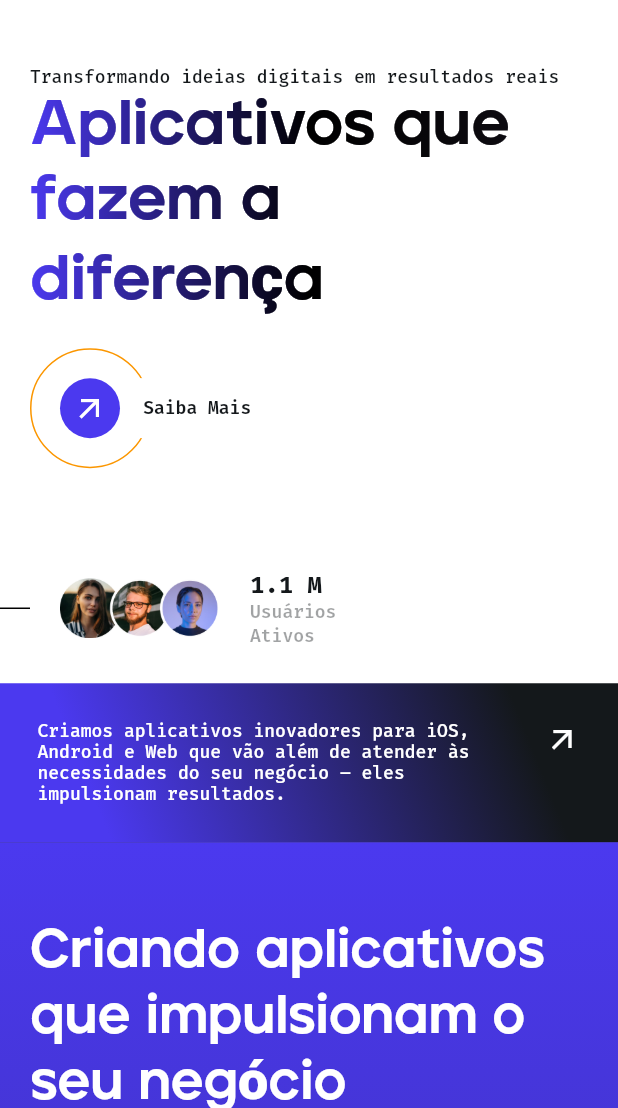
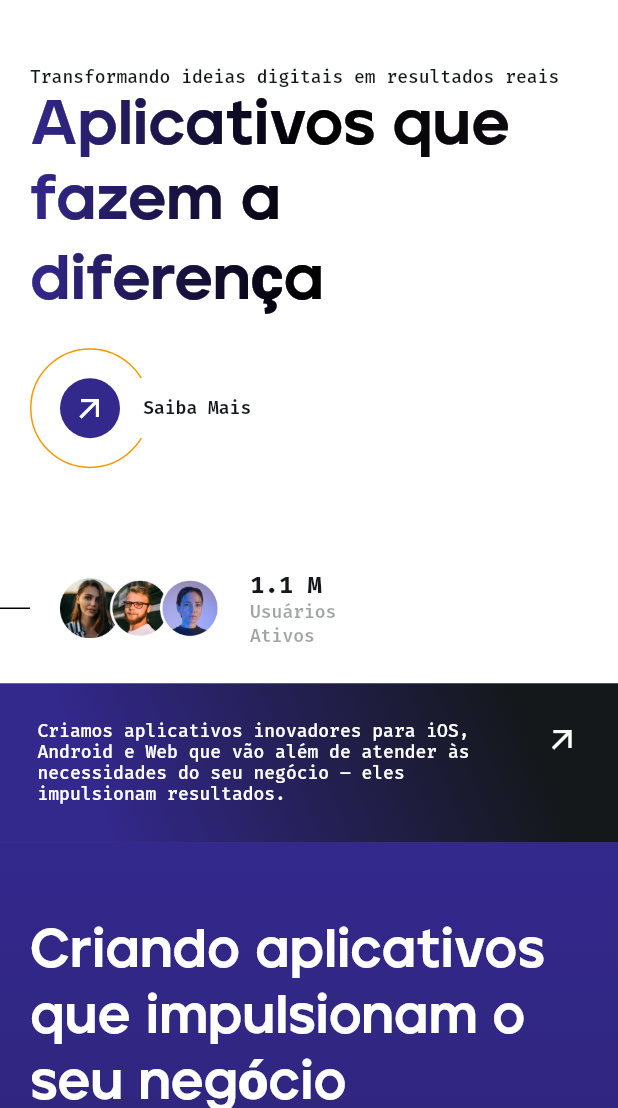
Before and after one commit to itetus/istudioblue, a Flutter app: the screen it shows after launch, on a phone screen of 412 x 824 dp, the part 128-1236 px from its top. Run offline on Flutter 3.47's test engine with Material 3 defaults, Android fonts, the phone set to English and light mode, and no system bars; drawn by our look-alikes of simple_gradient_text; our stand-ins replace auto_size_text, font_awesome_flutter, from_css_color, go_router, google_fonts, page_transition and 2 more; missing offline and left inert: json_path.

Commit message:
Updating to latest FlutterFlow output.

```diff
--- a/lib/flutter_flow/flutter_flow_theme.dart
+++ b/lib/flutter_flow/flutter_flow_theme.dart
@@ -125,8 +125,8 @@ class LightModeTheme extends FlutterFlowTheme {
   @Deprecated('Use tertiary instead')
   Color get tertiaryColor => tertiary;
 
-  late Color primary = const Color(0xFF4B39EF);
-  late Color secondary = const Color(0xFF39D2C0);
+  late Color primary = const Color(0xFF33288C);
+  late Color secondary = const Color(0xFF5846F7);
   late Color tertiary = const Color(0xFFEE8B60);
   late Color alternate = const Color(0xFFE0E3E7);
   late Color primaryText = const Color(0xFF14181B);
@@ -296,8 +296,8 @@ class DarkModeTheme extends FlutterFlowTheme {
   @Deprecated('Use tertiary instead')
   Color get tertiaryColor => tertiary;
 
-  late Color primary = const Color(0xFF4B39EF);
-  late Color secondary = const Color(0xFF39D2C0);
+  late Color primary = const Color(0xFF33288C);
+  late Color secondary = const Color(0xFF5846F7);
   late Color tertiary = const Color(0xFFEE8B60);
   late Color alternate = const Color(0xFF262D34);
   late Color primaryText = const Color(0xFFFFFFFF);
--- a/lib/pages/home_page/home_page_widget.dart
+++ b/lib/pages/home_page/home_page_widget.dart
@@ -204,12 +204,12 @@ class _HomePageWidgetState extends State<HomePageWidget> {
                                     padding: const EdgeInsetsDirectional.fromSTEB(
                                         0.0, 40.0, 0.0, 0.0),
                                     child: Container(
-                                      width: 1250.0,
+                                      width: 800.0,
                                       decoration: const BoxDecoration(),
                                       child: Row(
                                         mainAxisSize: MainAxisSize.max,
                                         mainAxisAlignment:
-                                            MainAxisAlignment.start,
+                                            MainAxisAlignment.spaceBetween,
                                         children: [
                                           Padding(
                                             padding:
@@ -281,6 +281,7 @@ class _HomePageWidgetState extends State<HomePageWidget> {
                                                         .override(
                                                           fontFamily:
                                                               'Fira Code',
+                                                          color: Colors.black,
                                                           fontSize: 16.0,
                                                           letterSpacing: 0.0,
                                                           fontWeight:
@@ -385,6 +386,8 @@ class _HomePageWidgetState extends State<HomePageWidget> {
                                                                 .override(
                                                                   fontFamily:
                                                                       'Fira Code',
+                                                                  color: Colors
+                                                                      .black,
                                                                   letterSpacing:
                                                                       0.0,
                                                                   fontWeight:
@@ -501,11 +504,13 @@ class _HomePageWidgetState extends State<HomePageWidget> {
                                 Align(
                                   alignment: const AlignmentDirectional(0.0, 0.9),
                                   child: Container(
-                                    width: double.infinity,
+                                    width: 1250.0,
                                     height: 100.0,
                                     decoration: const BoxDecoration(),
                                     child: Row(
                                       mainAxisSize: MainAxisSize.max,
+                                      mainAxisAlignment:
+                                          MainAxisAlignment.start,
                                       children: [
                                         Align(
                                           alignment:
@@ -520,10 +525,7 @@ class _HomePageWidgetState extends State<HomePageWidget> {
                                         ),
                                         Container(
                                           width: 140.0,
-                                          decoration: BoxDecoration(
-                                            color: FlutterFlowTheme.of(context)
-                                                .secondaryBackground,
-                                          ),
+                                          decoration: const BoxDecoration(),
                                           child: Align(
                                             alignment:
                                                 const AlignmentDirectional(-1.0, 0.0),
@@ -539,10 +541,7 @@ class _HomePageWidgetState extends State<HomePageWidget> {
                                         ),
                                         Container(
                                           width: 100.0,
-                                          decoration: BoxDecoration(
-                                            color: FlutterFlowTheme.of(context)
-                                                .secondaryBackground,
-                                          ),
+                                          decoration: const BoxDecoration(),
                                           child: Column(
                                             mainAxisSize: MainAxisSize.max,
                                             mainAxisAlignment:
```
